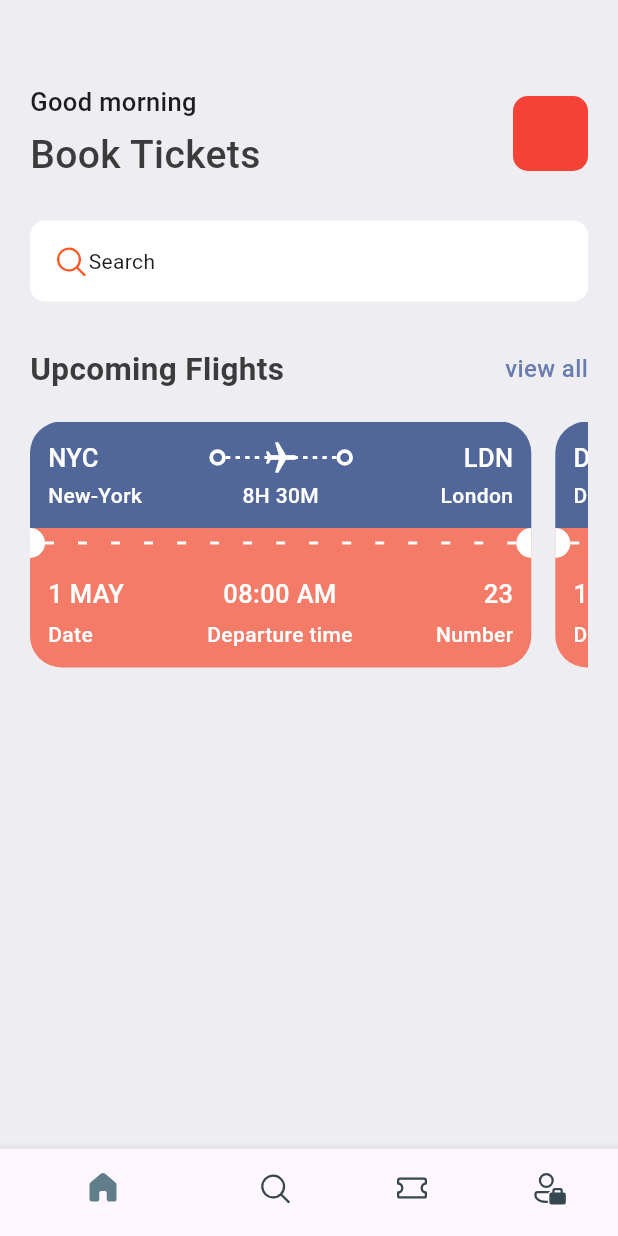
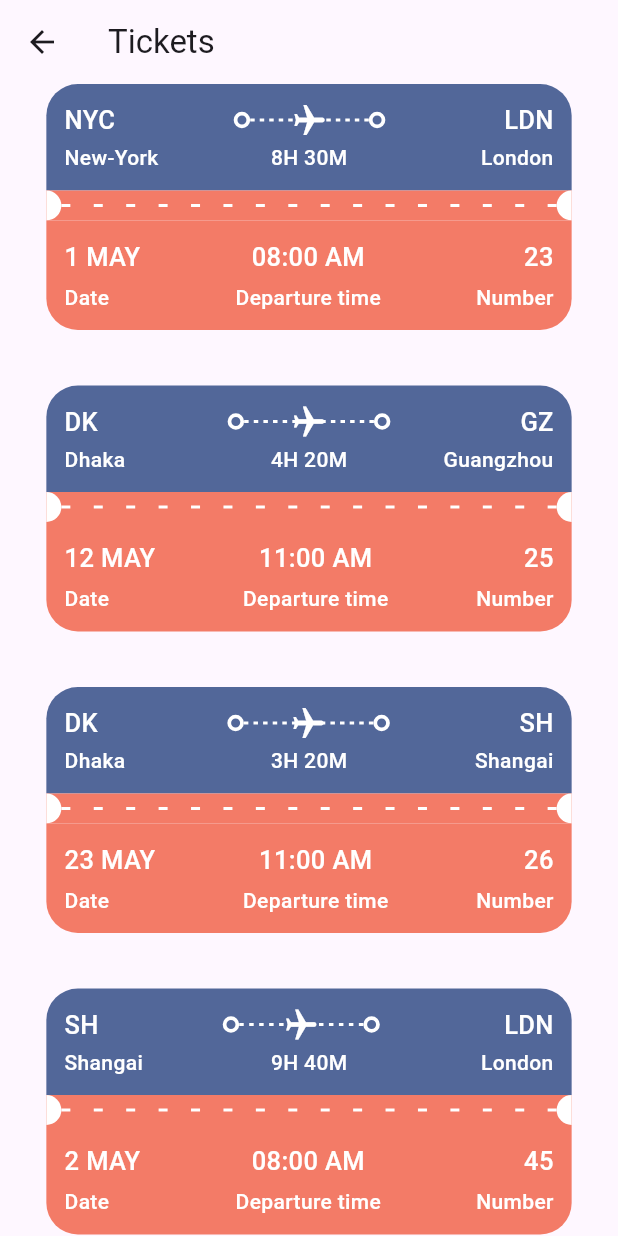
Before and after one commit to Joesta/ticket_app, a Flutter app: the screen it shows after launch, after a tap on "view all", on a phone screen of 412 x 824 dp. Run offline on Flutter 3.47's test engine with Material 3 defaults, Android fonts, the phone set to English and light mode, and no system bars; our stand-ins replace fluentui_icons.

Commit message:
Added hotels screens and data

```diff
--- a/lib/base/bottom_nav_bar.dart
+++ b/lib/base/bottom_nav_bar.dart
@@ -1,6 +1,6 @@
 import 'package:fluentui_icons/fluentui_icons.dart';
 import 'package:flutter/material.dart';
-import 'package:ticket_app/modules/home/home_screen.dart';
+import 'package:ticket_app/views/home/home_screen.dart';
 
 class BottomNavBar extends StatefulWidget {
   const BottomNavBar({super.key});
--- a/lib/base/res/media/app_media.dart
+++ b/lib/base/res/media/app_media.dart
@@ -1,4 +1,5 @@
 class AppMedia {
   static const _baseImagePath = 'assets/images/';
   static const logo = '$_baseImagePath/logo.png';
+  static const hotelRoom = '$_baseImagePath/ht1.jpg';
 }
--- a/lib/base/res/styles/app_styles.dart
+++ b/lib/base/res/styles/app_styles.dart
@@ -10,7 +10,7 @@ class AppStyles {
 
   static Color ticketBlue = const Color(0xFF526799);
   static Color ticketOrange = const Color(0xFFF37B67);
-
+  static Color kakiColor = const Color(0XFFd2bdb6);
   static TextStyle headlineStyle1 = TextStyle(fontWeight: FontWeight.w500, fontSize: 26, color: textColor);
   static TextStyle headlineStyle2 = const TextStyle(fontWeight: FontWeight.w500, fontSize: 17);
   static TextStyle headLine1 = TextStyle(fontWeight: FontWeight.bold, fontSize: 21, color: textColor);
--- a/lib/base/res/widgets/ticket_view.dart
+++ b/lib/base/res/widgets/ticket_view.dart
@@ -9,16 +9,17 @@ import 'package:ticket_app/base/res/widgets/text_styler_sub.dart';
 
 class TicketView extends StatelessWidget {
   final Map<String, dynamic> ticket;
-  const TicketView({super.key, required this.ticket});
+  final bool canFitScreen;
+  const TicketView({super.key, required this.ticket, this.canFitScreen = false});
 
   @override
   Widget build(BuildContext context) {
     final size = MediaQuery.of(context).size;
     return SizedBox(
       width: size.width * 0.85,
-      height: 202,
+      height: 201,
       child: Container(
-        margin: const EdgeInsets.only(right: 16),
+        margin: EdgeInsets.only(right: canFitScreen ? 0 : 16),
         child: Column(
           children: [
             // blue part of the ticket
@@ -123,7 +124,6 @@ class TicketView extends StatelessWidget {
                       AppColumnTextLayout(topText: ticket['date'], bottomText: 'Date'),
                       AppColumnTextLayout(topText: ticket['departure_time'], bottomText: 'Departure time', crossAxisAlignment: CrossAxisAlignment.center),
                       AppColumnTextLayout(topText: '${ticket['number']}', bottomText: 'Number', crossAxisAlignment: CrossAxisAlignment.end,),
-
                     ],
                   ),
                 ],
--- /dev/null
+++ b/lib/base/routes/routes.dart
@@ -0,0 +1,13 @@
+import 'package:flutter/cupertino.dart';
+import 'package:flutter/material.dart';
+import 'package:ticket_app/base/bottom_nav_bar.dart';
+import 'package:ticket_app/views/tickets_views/ticket_home.dart';
+
+class Routes {
+  static Map<String, WidgetBuilder> get(BuildContext context) {
+    return {
+      '/': (context) => const  BottomNavBar(),
+      'tickets': (context) => const TicketHome(),
+    };
+  }
+}
--- a/lib/main.dart
+++ b/lib/main.dart
@@ -1,5 +1,6 @@
 import 'package:flutter/material.dart';
 import 'package:ticket_app/base/bottom_nav_bar.dart';
+import 'package:ticket_app/base/routes/routes.dart';
 
 void main() {
   runApp(const MyApp());
@@ -11,36 +12,12 @@ class MyApp extends StatelessWidget {
   @override
   Widget build(BuildContext context) {
     return MaterialApp(
-      title: 'Flutter Demo',
       theme: ThemeData(
         colorScheme: ColorScheme.fromSeed(seedColor: Colors.deepPurple),
         useMaterial3: true,
       ),
-      home: const MyHomePage(title: 'Flutter Demo Home Page'),
+      routes: Routes.get(context),
+      //home: const BottomNavBar(),
     );
   }
 }
-
-class MyHomePage extends StatefulWidget {
-  const MyHomePage({super.key, required this.title});
-
-  final String title;
-
-  @override
-  State<MyHomePage> createState() => _MyHomePageState();
-}
-
-class _MyHomePageState extends State<MyHomePage> {
-  int _counter = 0;
-
-  void _incrementCounter() {
-    setState(() {
-      _counter++;
-    });
-  }
-
-  @override
-  Widget build(BuildContext context) {
-    return const BottomNavBar();
-  }
-}
--- a/lib/modules/home/home_screen.dart
+++ b/lib/views/home/home_screen.dart
@@ -1,6 +1,6 @@
 import 'package:flutter/material.dart';
 import 'package:ticket_app/base/res/styles/app_styles.dart';
-import 'package:ticket_app/modules/home/home_screen_page.dart';
+import 'home_screen_page.dart';
 
 class HomeScreen extends StatefulWidget {
   const HomeScreen({super.key});
--- a/lib/modules/home/home_screen_page.dart
+++ b/lib/views/home/home_screen_page.dart
@@ -1,9 +1,11 @@
 import 'package:fluentui_icons/fluentui_icons.dart';
 import 'package:flutter/material.dart';
+import 'package:ticket_app/base/repo/data/hotel/hotels.dart';
 import 'package:ticket_app/base/repo/data/tickets/tickets.json.dart';
 import 'package:ticket_app/base/res/styles/app_styles.dart';
 import 'package:ticket_app/base/res/widgets/app_double_text.dart';
 import 'package:ticket_app/base/res/widgets/ticket_view.dart';
+import 'package:ticket_app/views/widgets/hotel.dart';
 
 class HomeScreenPage extends StatefulWidget {
   const HomeScreenPage({super.key});
@@ -22,6 +24,7 @@ class _HomeScreenPageState extends State<HomeScreenPage> {
             Container(
               padding: const EdgeInsets.symmetric(horizontal: 20),
               child: Column(
+                //crossAxisAlignment: CrossAxisAlignment.start,
                 children: [
                   Row(
                     mainAxisAlignment: MainAxisAlignment.spaceBetween,
@@ -72,9 +75,10 @@ class _HomeScreenPageState extends State<HomeScreenPage> {
                   const SizedBox(
                     height: 30,
                   ),
-                  const AppDoubleText(
+                  AppDoubleText(
                     bigText: 'Upcoming Flights',
                     smallText: 'view all',
+                    onTap: _viewTickets,
                   ),
                   const SizedBox(
                     height: 20,
@@ -82,17 +86,40 @@ class _HomeScreenPageState extends State<HomeScreenPage> {
                   SingleChildScrollView(
                     scrollDirection: Axis.horizontal,
                     child: Row(
-                      children: tickets.take(3).map((ticket) => TicketView(ticket: ticket,)).toList()
+                        children: tickets
+                            .take(3)
+                            .map((ticket) => TicketView(
+                                  ticket: ticket,
+                                ))
+                            .toList()),
+                  ),
+                  const SizedBox(
+                    height: 20,
+                  ),
+                  AppDoubleText(
+                    bigText: 'Hotels',
+                    smallText: 'view all',
+                    onTap: () {},
+                  ),
+                  const SizedBox(
+                    height: 20,
+                  ),
+                   SingleChildScrollView(
+                    scrollDirection: Axis.horizontal,
+                    child:  Row(
+                      children: hotels.take(3).map(($hotel) => Hotel(hotel: $hotel)).toList(),
                     ),
                   ),
                 ],
               ),
             ),
-            // const SizedBox(height: 30,),
-            // const AppDoubleText(bigText: 'Upcoming Flights', smallText: 'view all',),
           ],
         ),
       ],
     );
   }
+
+  void _viewTickets() => Navigator.pushNamed(context, 'tickets');
+
+  void _viewHotels() => Navigator.pushNamed(context, 'hotels');
 }
--- /dev/null
+++ b/lib/views/tickets_views/ticket_home.dart
@@ -0,0 +1,17 @@
+import 'package:flutter/material.dart';
+import 'package:ticket_app/views/tickets_views/ticket_home_page.dart';
+
+
+class TicketHome extends StatelessWidget {
+  const TicketHome({super.key});
+
+  @override
+  Widget build(BuildContext context) {
+    return Scaffold(
+      appBar: AppBar(
+        title: Text('Tickets'),
+      ),
+      body:TicketHomePage(),
+    );
+  }
+}
--- /dev/null
+++ b/lib/views/tickets_views/ticket_home_page.dart
@@ -0,0 +1,25 @@
+import 'package:flutter/material.dart';
+import 'package:ticket_app/base/repo/data/tickets/tickets.json.dart';
+import 'package:ticket_app/base/res/widgets/ticket_view.dart';
+
+class TicketHomePage extends StatelessWidget {
+  const TicketHomePage({super.key});
+
+  @override
+  Widget build(BuildContext context) {
+    return _tickets;
+  }
+
+  ListView get _tickets {
+    return ListView(
+      children: [
+        SingleChildScrollView(
+          child: Column(
+            children:
+                tickets.map((ticket) => TicketView(ticket: ticket, canFitScreen: true,)).toList(),
+          ),
+        ),
+      ],
+    );
+  }
+}
--- /dev/null
+++ b/lib/views/widgets/hotel.dart
@@ -0,0 +1,46 @@
+import 'package:flutter/material.dart';
+import 'package:ticket_app/base/repo/data/hotel/hotels.dart';
+import 'package:ticket_app/base/res/media/app_media.dart';
+import 'package:ticket_app/base/res/styles/app_styles.dart';
+
+class Hotel extends StatelessWidget {
+  final Map<String, dynamic> hotel;
+  const Hotel({super.key, required this.hotel});
+
+  @override
+  Widget build(BuildContext context) {
+    final size = MediaQuery.of(context).size;
+    return Container( // main container.
+      padding: EdgeInsets.only(left: 6, right: 6),
+      margin: const EdgeInsets.all(6),
+      width: size.width * 0.6,
+      height: 350,
+      decoration: BoxDecoration(
+        color: AppStyles.primaryColor,
+        borderRadius: BorderRadius.circular(18),
+      ),
+      child: Column(
+        crossAxisAlignment: CrossAxisAlignment.start,
+        children: [
+          Container( // image container
+            margin: const EdgeInsets.all(10),
+            height: 200,
+            decoration: BoxDecoration(
+              color: AppStyles.primaryColor,
+              borderRadius: BorderRadius.circular(12),
+              image: const DecorationImage(
+                fit: BoxFit.cover,
+                image: AssetImage(AppMedia.hotelRoom),
+              ),
+            ),
+          ),
+          Text(hotel['place'], style: AppStyles.headlineStyle2.copyWith(color: AppStyles.kakiColor),),
+          SizedBox(height: 5,),
+          Text('\$${hotel['price']}/night', style: AppStyles.headlineStyle2.copyWith(color: Colors.white),),
+          SizedBox(height: 5,),
+          Text(hotel['destination'], style: AppStyles.headlineStyle2.copyWith(color: AppStyles.kakiColor),),
+        ],
+      ),
+    );
+  }
+}
```
Also changed, not shown: lib/base/repo/data/hotel/hotels.dart (added, +50 -0 lines), lib/base/res/widgets/app_double_text.dart (+5 -5 lines), lib/base/utils/nav_util.dart (added, +7 -0 lines), lib/views/hotels_views/hotel_home.dart (added, +17 -0 lines), lib/views/hotels_views/hotel_home_page.dart (added, +15 -0 lines), assets/images/ht1.jpg (added).
